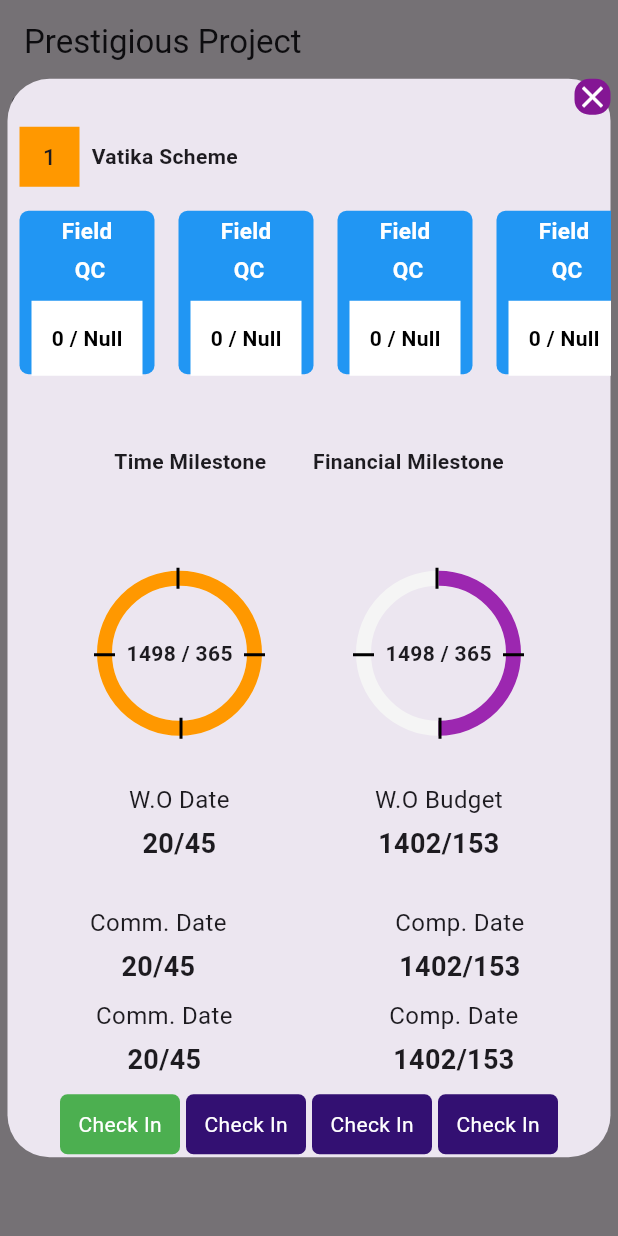
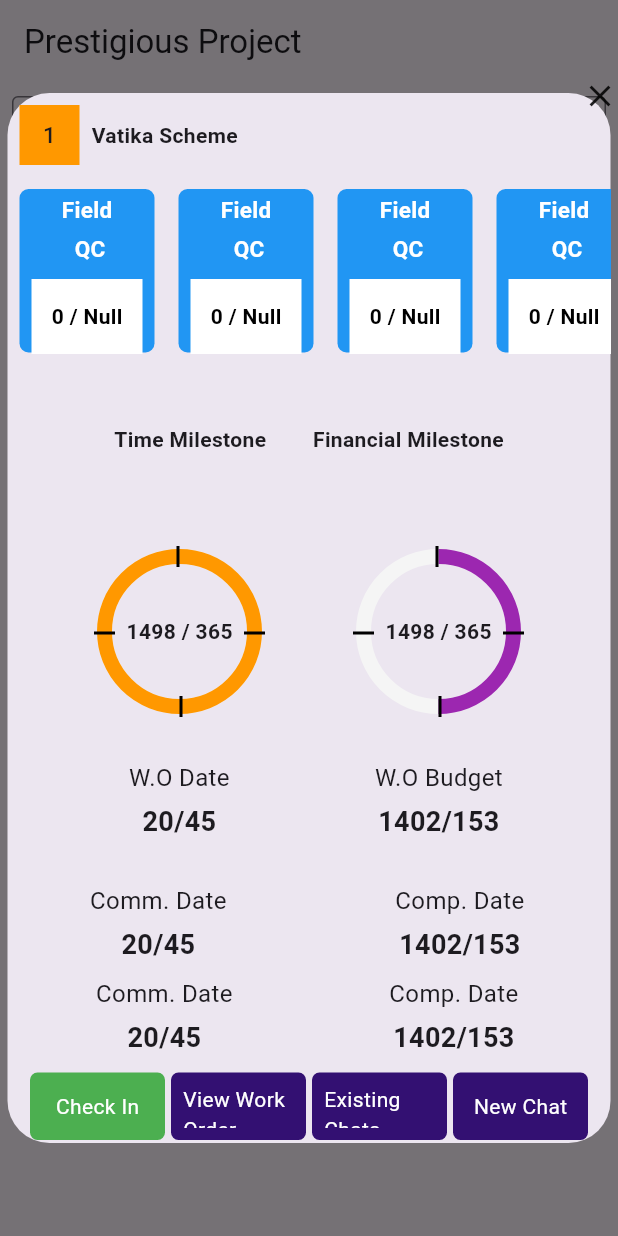
Before and after one commit to 91purabi/flutter_project, a Flutter app: the screen it shows after launch, after a tap on "Vatika Scheme", on a phone screen of 412 x 824 dp. Run offline on Flutter 3.47's test engine with Material 3 defaults, Android fonts, the phone set to English and light mode, and no system bars.

Commit message:
add more property

```diff
--- a/prestigious_project/prestigious_project/lib/widget1/cards_widget.dart
+++ b/prestigious_project/prestigious_project/lib/widget1/cards_widget.dart
@@ -24,13 +24,16 @@ class CardsWidgets extends StatelessWidget {
               //color: Colors.green,
               color: cardsColor,
             ),
-            height: 40,
-            width: 80,
+            height: 45,
+            width: 90,
             child: Center(
-                child: Text(
-              // 'Check in',
-              cardsTextTitle,
-              style: TextStyle(color: Colors.white),
+                child: Padding(
+              padding: const EdgeInsets.all(8.0),
+              child: Text(
+                // 'Check in',
+                cardsTextTitle,
+                style: TextStyle(color: Colors.white),
+              ),
             )),
           ),
         ]));
--- a/prestigious_project/prestigious_project/lib/widget1/ontap_prestigious_project_card.dart
+++ b/prestigious_project/prestigious_project/lib/widget1/ontap_prestigious_project_card.dart
@@ -6,7 +6,15 @@ class PrestigiousProjectCardDialogWidget extends StatelessWidget {
 
   @override
   Widget build(BuildContext context) {
-    return Column(
+    return Stack(
+      clipBehavior: Clip.none,
+      children: [
+        Positioned(
+          right: -5,
+          top: -10,
+          child: Icon(Icons.close),
+        ),
+        Column(
           children: [
             Padding(
               padding: const EdgeInsets.all(8.0),
@@ -51,6 +59,8 @@ class PrestigiousProjectCardDialogWidget extends StatelessWidget {
               ),
             ),
           ],
+        ),
+      ],
     );
   }
 }
--- a/prestigious_project/prestigious_project/lib/widget1/project_name_and_progress_dialog_widget.dart
+++ b/prestigious_project/prestigious_project/lib/widget1/project_name_and_progress_dialog_widget.dart
@@ -1,6 +1,9 @@
 import 'package:flutter/material.dart';
 import 'package:prestigious_project/widget1/cards_widget.dart';
+import 'package:prestigious_project/widget1/check_in_widget.dart';
 import 'package:prestigious_project/widget1/common_progress_and_count_widget.dart';
+// import 'package:prestigious_project/widget1/existing_chats_dialog.dart';
+import 'package:prestigious_project/widget1/existing_list_chats_dialog.dart';
 import 'package:prestigious_project/widget1/ontap_prestigious_project_card.dart';
 import 'package:prestigious_project/widget1/project_additional_info_title_and_count_widget.dart';
 
@@ -21,25 +24,28 @@ class _ProjectNameAndProgressDialogChildWidgetState
     return SingleChildScrollView(
       child: Column(
         children: [
-          Row(
-            mainAxisAlignment: MainAxisAlignment.end,
-            children: [
-              Container(
-                decoration: BoxDecoration(
-                    borderRadius: BorderRadius.circular(10),
-                    color: Color.fromARGB(255, 132, 22, 148)),
-                child: Stack(
-                  children: [
-                    Positioned(
-                        child: Icon(
-                      Icons.close,
-                      color: Colors.white,
-                    )),
-                  ],
-                ),
-              ),
-            ],
-          ),
+          // Row(
+          //   mainAxisAlignment: MainAxisAlignment.end,
+          //   children: [
+          //     Container(
+          //       decoration: BoxDecoration(
+          //           borderRadius: BorderRadius.circular(10),
+          //           color: Color.fromARGB(255, 132, 22, 148)),
+          //       child: Stack(
+          //         children: [
+          //           Positioned(
+          //             // top: 50,
+          //             // right: -25,
+          //             child: Icon(
+          //               Icons.close,
+          //               color: Colors.white,
+          //             ),
+          //           ),
+          //         ],
+          //       ),
+          //     ),
+          //   ],
+          // ),
           PrestigiousProjectCardDialogWidget(),
           Padding(
             padding: const EdgeInsets.all(15.0),
@@ -123,24 +129,49 @@ class _ProjectNameAndProgressDialogChildWidgetState
               Row(
                 mainAxisAlignment: MainAxisAlignment.center,
                 children: [
-                  Container(
+                  InkWell(
+                    onTap: () {
+                      showDialog(
+                        context: context,
+                        builder: (context) {
+                          return CheckInDialogWidget();
+                        },
+                      );
+                    },
+                    child: Container(
                       child: CardsWidgets(
                           cardsTextTitle: 'Check In', cardsColor: Colors.green),
                     ),
-                  Container(
-                    child: CardsWidgets(
-                        cardsTextTitle: 'Check In',
-                        cardsColor: Color.fromARGB(255, 51, 16, 114)),
                   ),
                   Container(
                     child: CardsWidgets(
-                        cardsTextTitle: 'Check In',
+                        cardsTextTitle: 'View Work Order',
                         cardsColor: Color.fromARGB(255, 51, 16, 114)),
+                  ),
+                  Row(
+                    mainAxisAlignment: MainAxisAlignment.center,
+                    children: [
+                      InkWell(
+                        onTap: () {
+                          showDialog(
+                            context: context,
+                            builder: (context) {
+                              return ExistingChatsDialog();
+                            },
+                          );
+                        },
+                        child: Container(
+                          child: CardsWidgets(
+                              cardsTextTitle: 'Existing Chats',
+                              cardsColor: Color.fromARGB(255, 51, 16, 114)),
+                        ),
                       ),
                       Container(
                         child: CardsWidgets(
-                        cardsTextTitle: 'Check In',
+                            cardsTextTitle: 'New Chat',
                             cardsColor: Color.fromARGB(255, 51, 16, 114)),
+                      ),
+                    ],
                   ),
                 ],
               ),
```
Also changed, not shown: prestigious_project/prestigious_project/lib/screens/home_screens/home_screen.dart (+8 -1 lines), prestigious_project/prestigious_project/lib/screens/home_screens/widgets/dialogs/check_in_dialog.dart (added, +14 -0 lines), prestigious_project/prestigious_project/lib/widget1/check_in_widget.dart (added, +51 -0 lines), prestigious_project/prestigious_project/lib/widget1/existing_chats_list_widget/existing_chats_list_item_widget.dart (added, +16 -0 lines), prestigious_project/prestigious_project/lib/widget1/existing_list_chats_dialog.dart (added, +312 -0 lines). Lines whose indentation alone changed are shown as unchanged.
